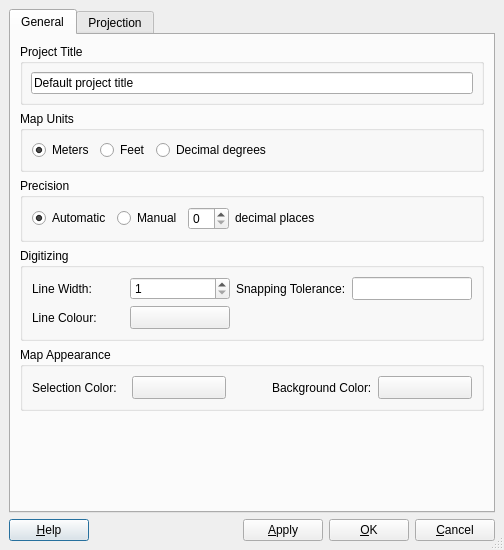
stopa85/Quantum-GIS, file branches/Lib_Refactoring-branch/src/ui/qgsprojectpropertiesbase.ui: the form before one commit.
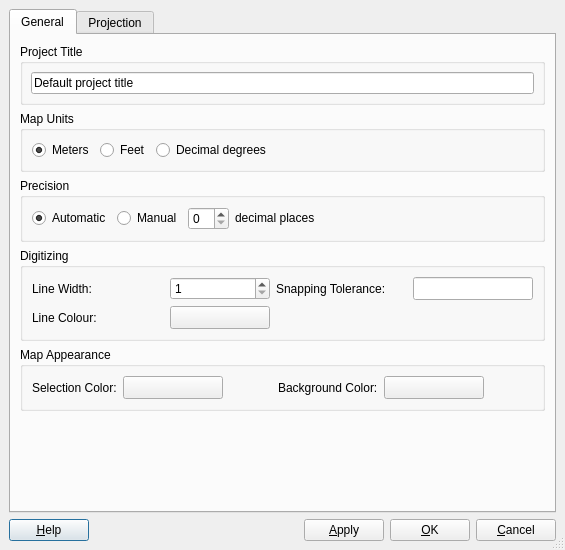
The form after the commit. Icons and pictures are not drawn. Custom widgets are drawn as their Qt base class.

Commit message: Ported from trunk 6250:6300 Added QgsColorButton to GUI library

```diff
--- a/branches/Lib_Refactoring-branch/src/ui/qgsprojectpropertiesbase.ui
+++ b/branches/Lib_Refactoring-branch/src/ui/qgsprojectpropertiesbase.ui
@@ -8,7 +8,7 @@
    <rect>
     <x>0</x>
     <y>0</y>
-    <width>504</width>
+    <width>565</width>
     <height>550</height>
    </rect>
   </property>
@@ -236,19 +236,11 @@
            </widget>
           </item>
           <item row="1" column="1" >
-           <widget class="QToolButton" name="pbnDigitisedLineColour" >
-            <property name="sizePolicy" >
-             <sizepolicy>
-              <hsizetype>5</hsizetype>
-              <vsizetype>5</vsizetype>
-              <horstretch>0</horstretch>
-              <verstretch>0</verstretch>
-             </sizepolicy>
-            </property>
+           <widget class="QgsColorButton" name="pbnDigitisedLineColour" >
             <property name="minimumSize" >
              <size>
               <width>100</width>
-              <height>22</height>
+              <height>0</height>
              </size>
             </property>
             <property name="text" >
@@ -315,19 +307,11 @@
            </widget>
           </item>
           <item>
-           <widget class="QToolButton" name="pbnSelectionColour" >
-            <property name="sizePolicy" >
-             <sizepolicy>
-              <hsizetype>5</hsizetype>
-              <vsizetype>0</vsizetype>
-              <horstretch>0</horstretch>
-              <verstretch>0</verstretch>
-             </sizepolicy>
-            </property>
+           <widget class="QgsColorButton" name="pbnSelectionColour" >
             <property name="minimumSize" >
              <size>
-              <width>80</width>
-              <height>22</height>
+              <width>100</width>
+              <height>0</height>
              </size>
             </property>
             <property name="text" >
@@ -341,7 +325,7 @@
              <enum>Qt::Horizontal</enum>
             </property>
             <property name="sizeType" >
-             <enum>QSizePolicy::Fixed</enum>
+             <enum>QSizePolicy::Expanding</enum>
             </property>
             <property name="sizeHint" >
              <size>
@@ -362,18 +346,10 @@
            </widget>
           </item>
           <item>
-           <widget class="QToolButton" name="pbnCanvasColor" >
-            <property name="sizePolicy" >
-             <sizepolicy>
-              <hsizetype>5</hsizetype>
-              <vsizetype>0</vsizetype>
-              <horstretch>0</horstretch>
-              <verstretch>0</verstretch>
-             </sizepolicy>
-            </property>
+           <widget class="QgsColorButton" name="pbnCanvasColor" >
             <property name="minimumSize" >
              <size>
-              <width>80</width>
+              <width>100</width>
               <height>0</height>
              </size>
             </property>
@@ -382,6 +358,19 @@
             </property>
            </widget>
           </item>
+          <item>
+           <spacer>
+            <property name="orientation" >
+             <enum>Qt::Horizontal</enum>
+            </property>
+            <property name="sizeHint" >
+             <size>
+              <width>40</width>
+              <height>20</height>
+             </size>
+            </property>
+           </spacer>
+          </item>
          </layout>
         </widget>
        </item>
@@ -504,7 +493,11 @@
    <extends>QWidget</extends>
    <header>qgsprojectionselector.h</header>
    <container>1</container>
-   <pixmap></pixmap>
+  </customwidget>
+  <customwidget>
+   <class>QgsColorButton</class>
+   <extends>QToolButton</extends>
+   <header>qgscolorbutton.h</header>
   </customwidget>
  </customwidgets>
  <tabstops>
```
Left out of the diff: 21 changed lines with no effect on the pictures. The commit also changes 165 other files.
